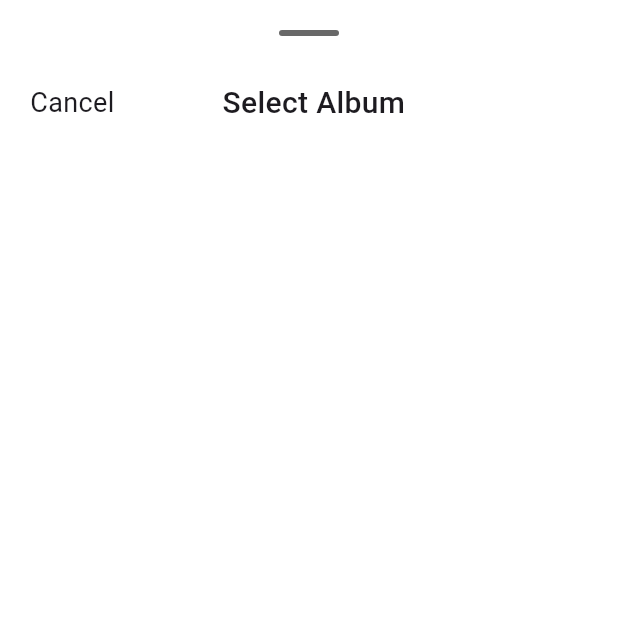
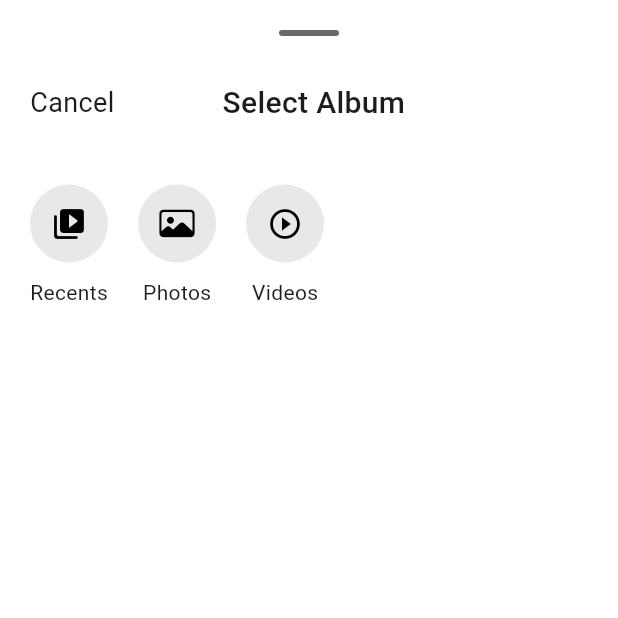
Before and after one commit to LyNNxMooon/Instagram-Clone, a Flutter app: the FilePickPage screen opened directly, on a phone screen of 412 x 824 dp, the top half of it. Run offline on Flutter 3.47's test engine with Material 3 defaults, Android fonts, the phone set to English and light mode, and no system bars; our stand-ins replace animated_splash_screen, firebase_core, gap, persistent_bottom_nav_bar, simple_gradient_text; accounts and stored records are empty.

Commit message:
UI Update

```diff
--- a/lib/constant/colors.dart
+++ b/lib/constant/colors.dart
@@ -4,5 +4,6 @@ const kPrimaryColor = Colors.white;
 const kSecondaryColor = Colors.black;
 const kGreyColor = Color.fromARGB(255, 151, 151, 151);
 const kTabBarColor = Color.fromARGB(255, 104, 104, 104);
+const kFilePickerIconColor = Color.fromARGB(255, 233, 231, 231);
 const kIconColor = LinearGradient(
     colors: [Color(0xfff9ce34), Color(0xffee2a7b), Color(0xff6228d7)]);
--- a/lib/constant/dimensions.dart
+++ b/lib/constant/dimensions.dart
@@ -5,6 +5,7 @@ const kSP15x = 15.0;
 const kSP20x = 20.0;
 const kSP25x = 25.0;
 const kSP30x = 30.0;
+const kSP35x = 35.0;
 const kSP40x = 40.0;
 const kSP50x = 50.0;
 
@@ -12,10 +13,13 @@ const kSP50x = 50.0;
 
 const kSplashIconLength = 100.0;
 const kFilePickPageBarWidth = 40.0;
+const kFilePickerIconLength = 52.0;
 const kFilePickPageBarHeight = 4.0;
+const kPhotoAndVideoViewerLength = 260.0;
 
 //font size
 const kFontSize16x = 16.0;
+const kFontSize17x = 17.0;
 const kFontSize18x = 18.0;
 const kFontSize22x = 22.0;
 const kFontSize20x = 20.0;
--- a/lib/pages/file_pick_page.dart
+++ b/lib/pages/file_pick_page.dart
@@ -1,7 +1,11 @@
+import 'package:flutter/cupertino.dart';
 import 'package:flutter/material.dart';
 import 'package:gap/gap.dart';
 import 'package:instagram_clone/constant/colors.dart';
 import 'package:instagram_clone/constant/dimensions.dart';
+import 'package:instagram_clone/pages/add_new_post_page.dart';
+import 'package:instagram_clone/utils/extension.dart';
+import 'package:persistent_bottom_nav_bar/persistent_tab_view.dart';
 
 class FilePickPage extends StatelessWidget {
   const FilePickPage({super.key});
@@ -26,9 +30,14 @@ class FilePickPage extends StatelessWidget {
             Row(
               mainAxisAlignment: MainAxisAlignment.spaceBetween,
               children: [
-                Text(
-                  "Cancel",
-                  style: TextStyle(fontSize: kFontSize18x),
+                GestureDetector(
+                  onTap: () {
+                    context.navigateBack();
+                  },
+                  child: Text(
+                    "Cancel",
+                    style: TextStyle(fontSize: kFontSize18x),
+                  ),
                 ),
                 Text(
                   "Select Album",
@@ -37,6 +46,27 @@ class FilePickPage extends StatelessWidget {
                 ),
                 Gap(kSP50x)
               ],
+            ),
+            Gap(kSP40x),
+            Row(
+              children: [
+                IconsItemView(
+                    icon: Icons.video_library_rounded, iconCaption: "Recents"),
+                Gap(kSP20x),
+                GestureDetector(
+                  onTap: () => PersistentNavBarNavigator.pushNewScreen(context,
+                      screen: AddNewPostPage(), withNavBar: false),
+                  child: IconsItemView(
+                      icon: CupertinoIcons.photo, iconCaption: "Photos"),
+                ),
+                Gap(kSP20x),
+                GestureDetector(
+                  onTap: () => PersistentNavBarNavigator.pushNewScreen(context,
+                      screen: AddNewPostPage(), withNavBar: false),
+                  child: IconsItemView(
+                      icon: Icons.play_circle_outline, iconCaption: "Videos"),
+                )
+              ],
             )
           ],
         ),
@@ -44,3 +74,32 @@ class FilePickPage extends StatelessWidget {
     ));
   }
 }
+
+class IconsItemView extends StatelessWidget {
+  const IconsItemView(
+      {super.key, required this.icon, required this.iconCaption});
+
+  final IconData icon;
+  final String iconCaption;
+  @override
+  Widget build(BuildContext context) {
+    return Column(
+      crossAxisAlignment: CrossAxisAlignment.center,
+      children: [
+        Container(
+          width: kFilePickerIconLength,
+          height: kFilePickerIconLength,
+          decoration: BoxDecoration(
+              color: kFilePickerIconColor,
+              borderRadius: BorderRadius.circular(kSP30x)),
+          child: Icon(
+            icon,
+            color: kSecondaryColor,
+          ),
+        ),
+        Gap(kSP10x),
+        Text(iconCaption)
+      ],
+    );
+  }
+}
--- a/lib/pages/navigator_page.dart
+++ b/lib/pages/navigator_page.dart
@@ -1,5 +1,6 @@
 import 'package:flutter/cupertino.dart';
 import 'package:flutter/material.dart';
+
 import 'package:instagram_clone/constant/colors.dart';
 
 import 'package:instagram_clone/pages/file_pick_page.dart';
```
Also changed, not shown: lib/pages/add_new_post_page.dart (+111 -3 lines), lib/utils/extension.dart (added, +17 -0 lines).
